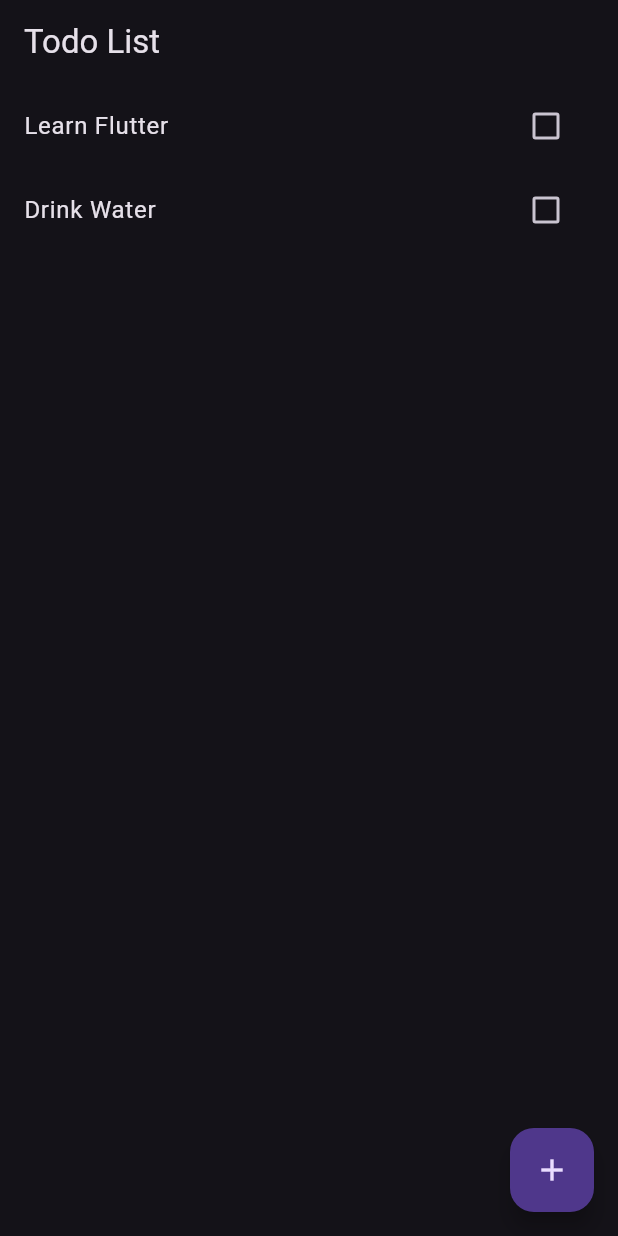
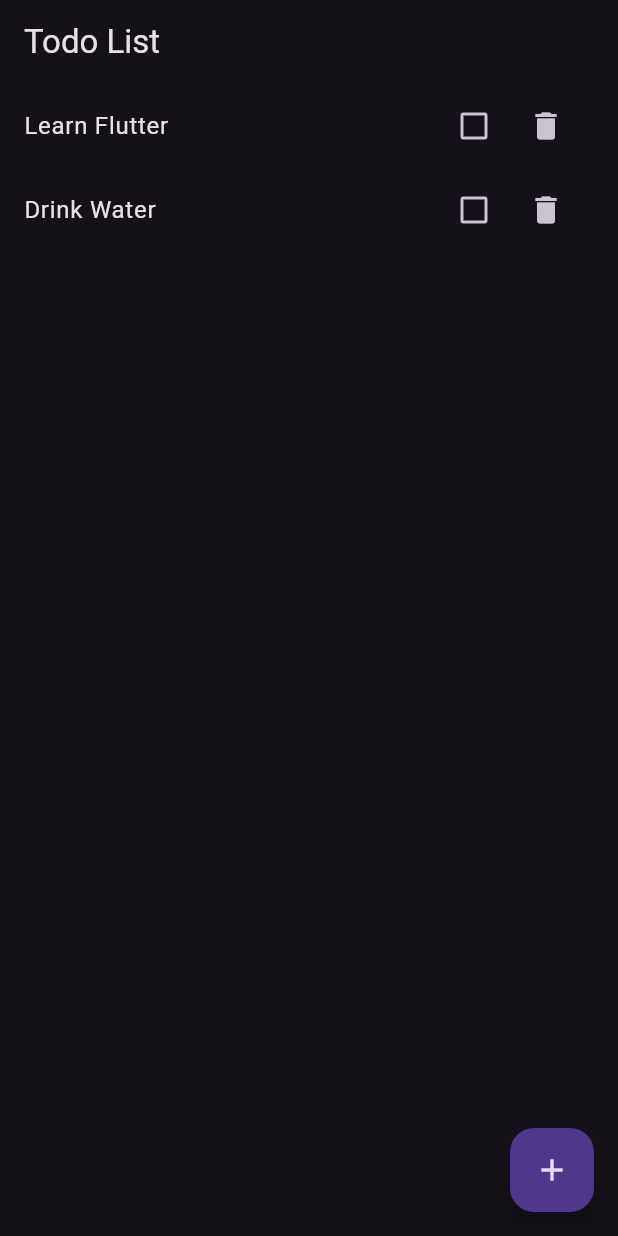
Before and after one commit to minhtetnaing117/todo_provider, a Flutter app: the screen it shows after launch, on a phone screen of 412 x 824 dp. Run offline on Flutter 3.47's test engine with Material 3 defaults, Android fonts, the phone set to English and light mode, and no system bars.

Commit message:
todo_list.dart add Iconbutton and isCompleted

```diff
--- a/lib/pages/todo_list.dart
+++ b/lib/pages/todo_list.dart
@@ -23,7 +23,14 @@ class TodoList extends StatelessWidget {
           itemCount: task.tasks.length,
           itemBuilder: (BuildContext context, index){
           return ListTile(
-            title: Text(task.tasks[index].title),
+            title: Text(
+                task.tasks[index].title,
+              style: TextStyle(
+                decoration: task.tasks[index].isCompleted
+                    ? TextDecoration.lineThrough
+                    : TextDecoration.none,
+              ),
+            ),
             trailing: Wrap(
               children: [
                 Checkbox(
@@ -31,6 +38,12 @@ class TodoList extends StatelessWidget {
                   onChanged: (_) {
                     context.read<SaveTask>().checkTask(index);
                   },
+                ),
+                IconButton(
+                  onPressed: () {},
+                  icon: const Icon(
+                    Icons.delete,
+                  ),
                 ),
               ],
             ),
```
